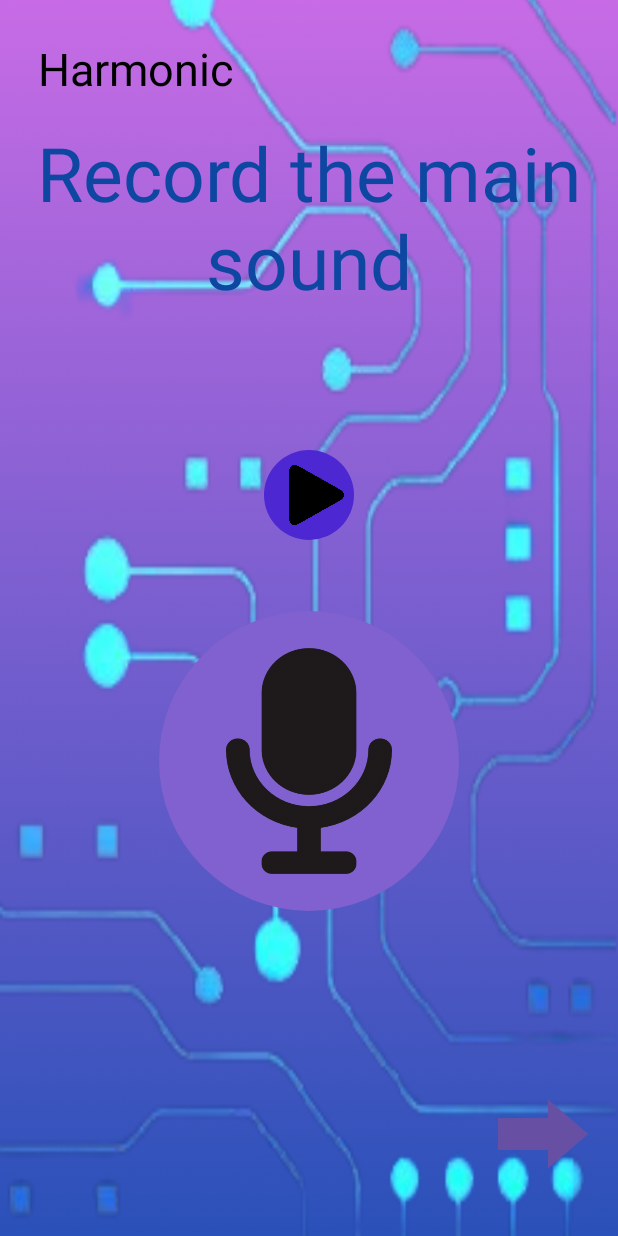
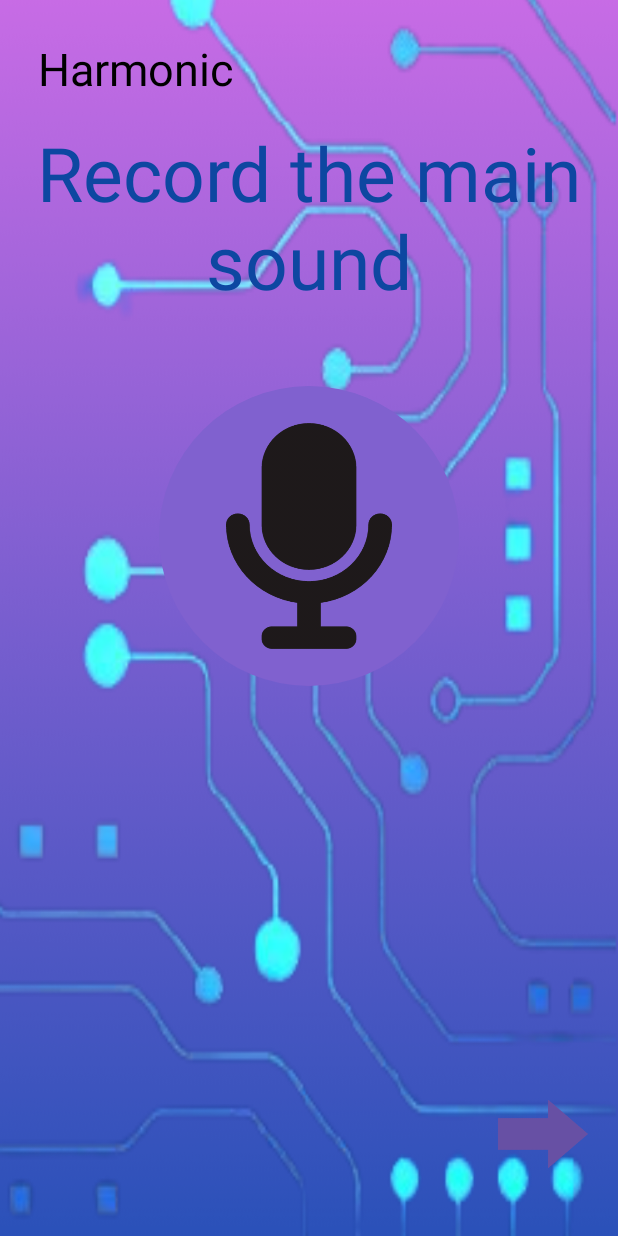
Before and after one commit to TheBunder/HarmonicClient, an Android app: the LongRecord screen opened directly, with no data from a screen before it, on a phone screen of 412 x 824 dp. Run offline under Robolectric (Android 15) with nearby library versions, the phone set to English and light mode, and no system bars.

Commit message:
minor changes

```diff
--- a/app/src/main/res/layout/activity_long_record.xml
+++ b/app/src/main/res/layout/activity_long_record.xml
@@ -32,27 +32,12 @@
         android:layout_marginTop="15dp"/>
 
     <ImageButton
-        android:id="@+id/buttonPlay"
-        android:layout_width="60dp"
-        android:layout_height="60dp"
-        android:layout_alignParentTop="true"
-        android:background="@drawable/play_button"
-        android:layout_centerHorizontal="true"
-        android:layout_marginTop="300dp"
-        android:padding="8dp"
-        app:layout_constraintBottom_toBottomOf="parent"
-        app:layout_constraintEnd_toEndOf="parent"
-        app:layout_constraintStart_toStartOf="parent"
-        app:layout_constraintTop_toTopOf="parent"
-        app:layout_constraintVertical_bias="0.316"/>
-
-    <ImageButton
         android:id="@+id/buttonRecord"
         android:layout_width="200dp"
         android:layout_height="200dp"
         android:layout_below="@+id/subtitle"
         android:layout_centerHorizontal="true"
-        android:layout_marginTop="200dp"
+        android:layout_marginTop="50dp"
         android:background="@drawable/circle_button"
         app:layout_constraintBottom_toBottomOf="parent"
         app:layout_constraintEnd_toEndOf="parent"
```
Also changed, not shown: app/src/main/java/com/example/harmonic/LongRecord.java (+69 -75 lines), app/src/main/java/com/example/harmonic/ShortRecord.java (+11 -8 lines).
